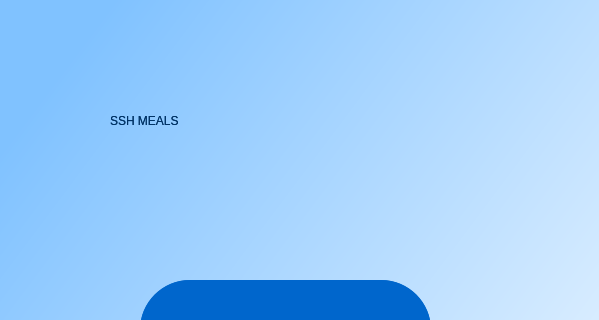
Before: the Qt Designer form SSHmealDesigner.ui in Boggo19/SSH-Camera, drawn with Qt 5; both pictures show x 0 to 599 and y 0 to 320 of the 599 by 776 pixel window.
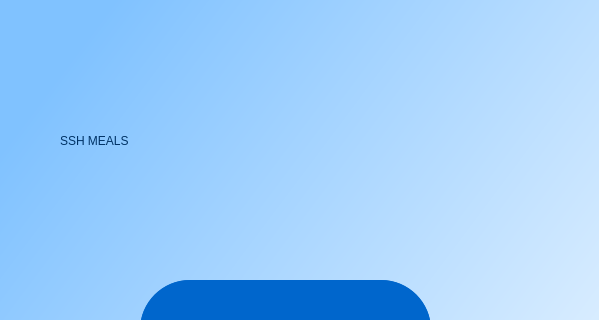
After: the same form once the commit is applied.

Diff of the .ui file:
```diff
--- a/SSHmealDesigner.ui
+++ b/SSHmealDesigner.ui
@@ -26,23 +26,6 @@
     <string notr="true">QWidget#widget{
 background-color:qlineargradient(spread:pad, x1:0.091, y1:0.101636, x2:0.991379, y2:0.977, stop:0 rgba(128, 194, 255, 255), stop:1 rgba(255, 255, 255, 255))}</string>
    </property>
-   <widget class="QLabel" name="label">
-    <property name="geometry">
-     <rect>
-      <x>110</x>
-      <y>70</y>
-      <width>361</width>
-      <height>101</height>
-     </rect>
-    </property>
-    <property name="styleSheet">
-     <string notr="true">font: 75 48pt &quot;Georgia&quot;;
-color:rgba(0, 51, 102, 1)</string>
-    </property>
-    <property name="text">
-     <string>SSH MEALS</string>
-    </property>
-   </widget>
    <widget class="QPushButton" name="pushButton">
     <property name="geometry">
      <rect>
@@ -134,9 +117,9 @@
     <widget class="QLabel" name="label_2">
      <property name="geometry">
       <rect>
-       <x>110</x>
-       <y>70</y>
-       <width>361</width>
+       <x>60</x>
+       <y>90</y>
+       <width>461</width>
        <height>101</height>
       </rect>
      </property>
```
Left out of the diff: 8 changed lines with no effect on the pictures.
